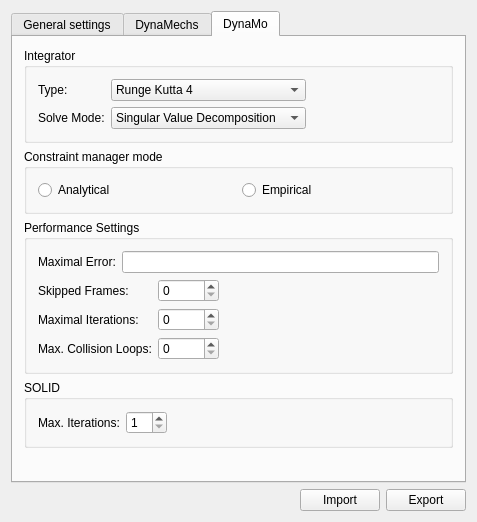
jayMcBee/sigel-evolutionary-walking-robots, file sigel/ui/SIGEL_MasterUI/SIG_SimulationParameterBase.ui: the form before one commit.
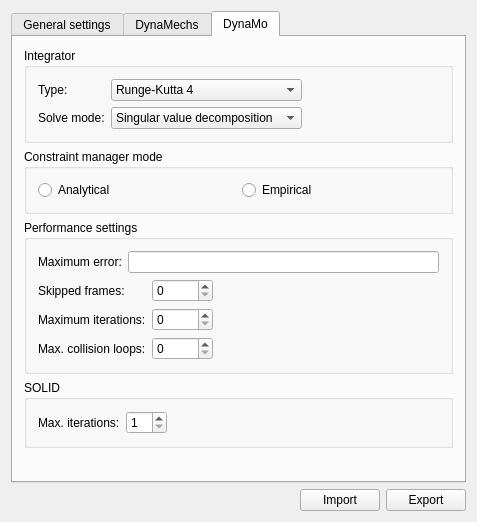
The form after the commit. The open tabs and pages were chosen to show the change.

```diff
--- a/sigel/ui/SIGEL_MasterUI/SIG_SimulationParameterBase.ui
+++ b/sigel/ui/SIGEL_MasterUI/SIG_SimulationParameterBase.ui
@@ -444,7 +444,7 @@
                     <item row="1" column="0">
                       <widget class="QLabel" name="textlabelSolveMode">
                         <property name="text">
-                          <string>Solve Mode:</string>
+                          <string>Solve mode:</string>
                         </property>
                         <property name="wordWrap">
                           <bool>false</bool>
@@ -455,7 +455,7 @@
                       <widget class="QComboBox" name="comboboxIntegrator">
                         <item>
                           <property name="text">
-                            <string>Runge Kutta 4</string>
+                            <string>Runge-Kutta 4</string>
                           </property>
                         </item>
                         <item>
@@ -479,7 +479,7 @@
                       <widget class="QComboBox" name="comboboxSolveMode">
                         <item>
                           <property name="text">
-                            <string>Singular Value Decomposition</string>
+                            <string>Singular value decomposition</string>
                           </property>
                         </item>
                         <item>
@@ -561,7 +561,7 @@
               <item>
                 <widget class="QGroupBox" name="groupboxPerformance">
                   <property name="title">
-                    <string>Performance Settings</string>
+                    <string>Performance settings</string>
                   </property>
                   <layout class="QVBoxLayout">
                     <property name="margin">
@@ -581,7 +581,7 @@
                         <item>
                           <widget class="QLabel" name="textlabelMaximalError">
                             <property name="text">
-                              <string>Maximal Error:</string>
+                              <string>Maximum error:</string>
                             </property>
                             <property name="wordWrap">
                               <bool>false</bool>
@@ -604,7 +604,7 @@
                         <item row="1" column="0">
                           <widget class="QLabel" name="textlabelMaximalIterations">
                             <property name="text">
-                              <string>Maximal Iterations:</string>
+                              <string>Maximum iterations:</string>
                             </property>
                             <property name="wordWrap">
                               <bool>false</bool>
@@ -614,7 +614,7 @@
                         <item row="2" column="0">
                           <widget class="QLabel" name="textlabelMaximalCollisionLoops">
                             <property name="text">
-                              <string>Max. Collision Loops:</string>
+                              <string>Max. collision loops:</string>
                             </property>
                             <property name="wordWrap">
                               <bool>false</bool>
@@ -670,7 +670,7 @@
                         <item row="0" column="0">
                           <widget class="QLabel" name="textlabelSkippedFrames">
                             <property name="text">
-                              <string>Skipped Frames:</string>
+                              <string>Skipped frames:</string>
                             </property>
                             <property name="wordWrap">
                               <bool>false</bool>
@@ -720,7 +720,7 @@
                     <item>
                       <widget class="QLabel" name="textlabelMaxSOLIDIterations">
                         <property name="text">
-                          <string>Max. Iterations:</string>
+                          <string>Max. iterations:</string>
                         </property>
                         <property name="wordWrap">
                           <bool>false</bool>
```
Left out of the diff: 16 changed lines with no effect on the pictures.
